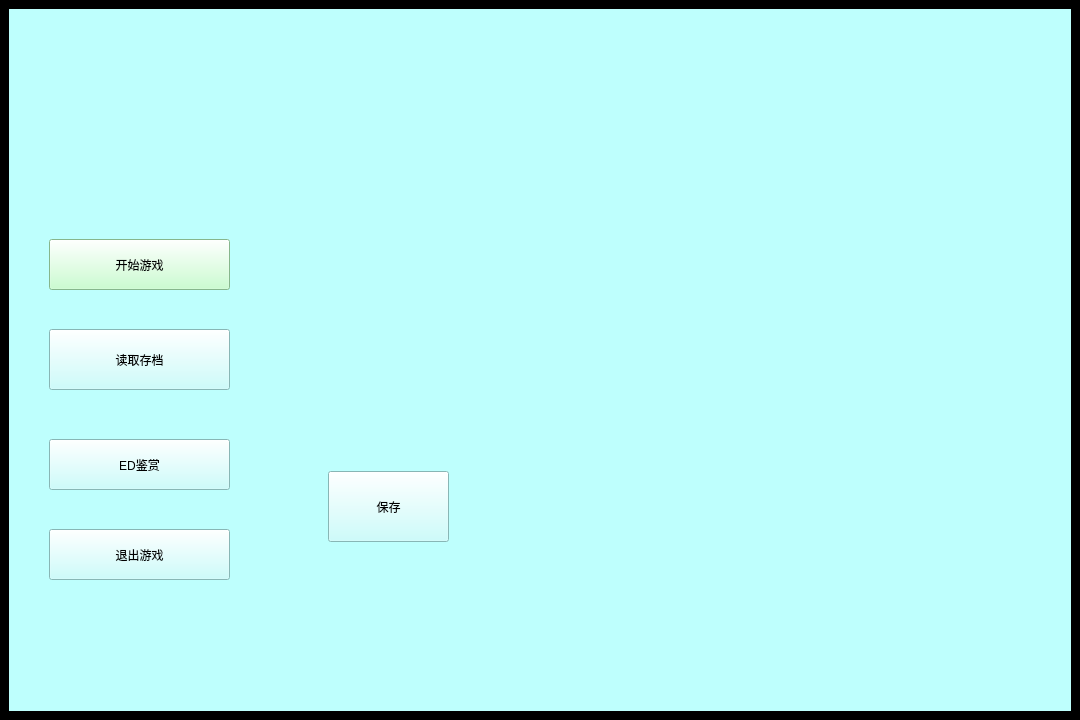
Qt form mainwindow.ui (dieWehmut/PhantomGenesis) before a commit.
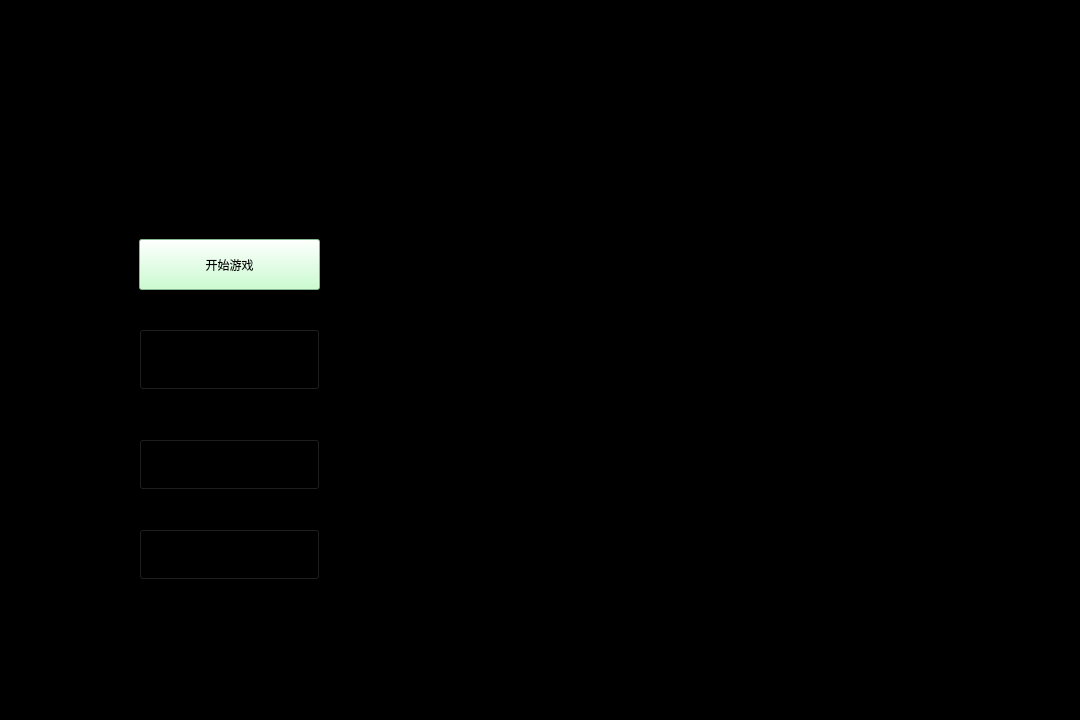
The same form after that commit. The open tabs and pages were chosen to show the change.

The edit to the form file:
```diff
--- a/mainwindow.ui
+++ b/mainwindow.ui
@@ -49,12 +49,12 @@
         </sizepolicy>
        </property>
        <property name="styleSheet">
-        <string notr="true">background-color: rgb(190, 255, 253);</string>
+        <string notr="true"/>
        </property>
        <widget class="QPushButton" name="startBtn">
         <property name="geometry">
          <rect>
-          <x>40</x>
+          <x>130</x>
           <y>230</y>
           <width>181</width>
           <height>51</height>
@@ -76,7 +76,7 @@
        <widget class="QPushButton" name="loadBtn">
         <property name="geometry">
          <rect>
-          <x>40</x>
+          <x>130</x>
           <y>320</y>
           <width>181</width>
           <height>61</height>
@@ -89,7 +89,7 @@
        <widget class="QPushButton" name="edBtn">
         <property name="geometry">
          <rect>
-          <x>40</x>
+          <x>130</x>
           <y>430</y>
           <width>181</width>
           <height>51</height>
@@ -102,7 +102,7 @@
        <widget class="QPushButton" name="exitBtn">
         <property name="geometry">
          <rect>
-          <x>40</x>
+          <x>130</x>
           <y>520</y>
           <width>181</width>
           <height>51</height>
@@ -112,19 +112,6 @@
          <string>退出游戏</string>
         </property>
        </widget>
-       <widget class="QPushButton" name="saveBtn">
-        <property name="geometry">
-         <rect>
-          <x>319</x>
-          <y>462</y>
-          <width>121</width>
-          <height>71</height>
-         </rect>
-        </property>
-        <property name="text">
-         <string>保存</string>
-        </property>
-       </widget>
       </widget>
       <widget class="QWidget" name="gamePage">
        <property name="sizePolicy">
@@ -162,7 +149,7 @@
          <string>返回标题</string>
         </property>
        </widget>
-       <widget class="QPushButton" name="saveBtn_2">
+       <widget class="QPushButton" name="saveBtn">
         <property name="geometry">
          <rect>
           <x>149</x>
```
Left out of the diff: 17 changed lines with no effect on the pictures.
